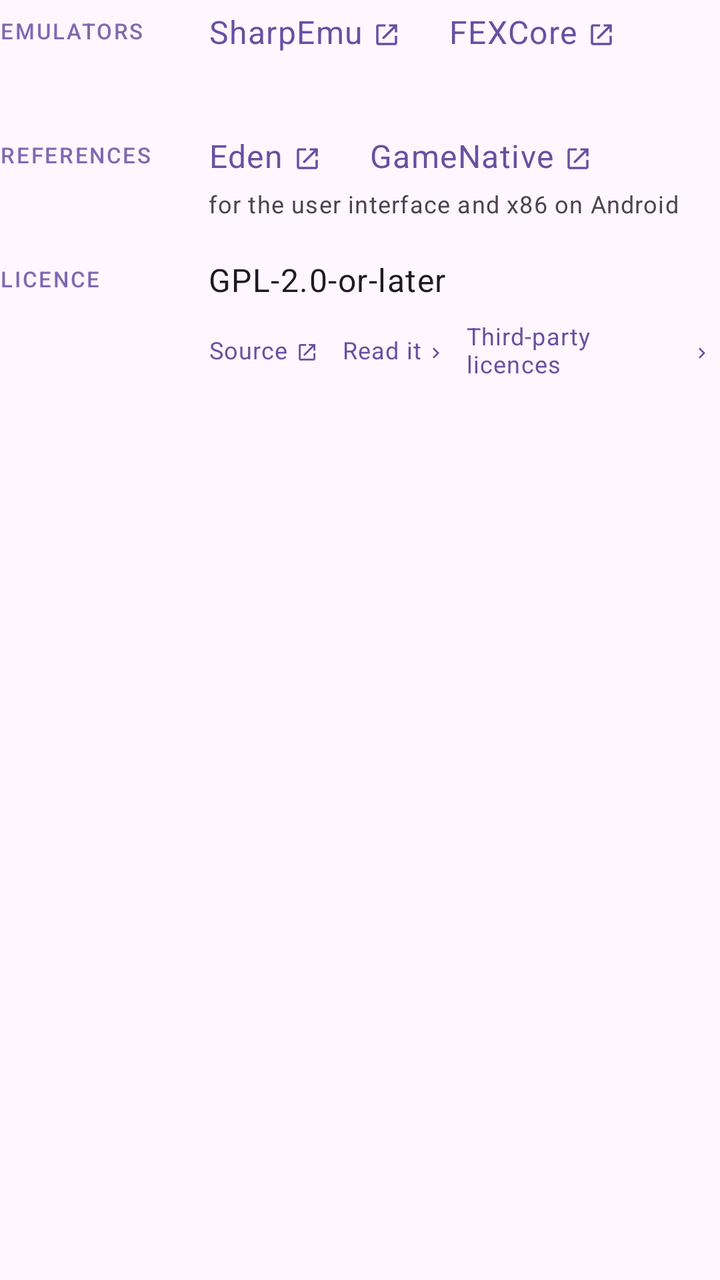
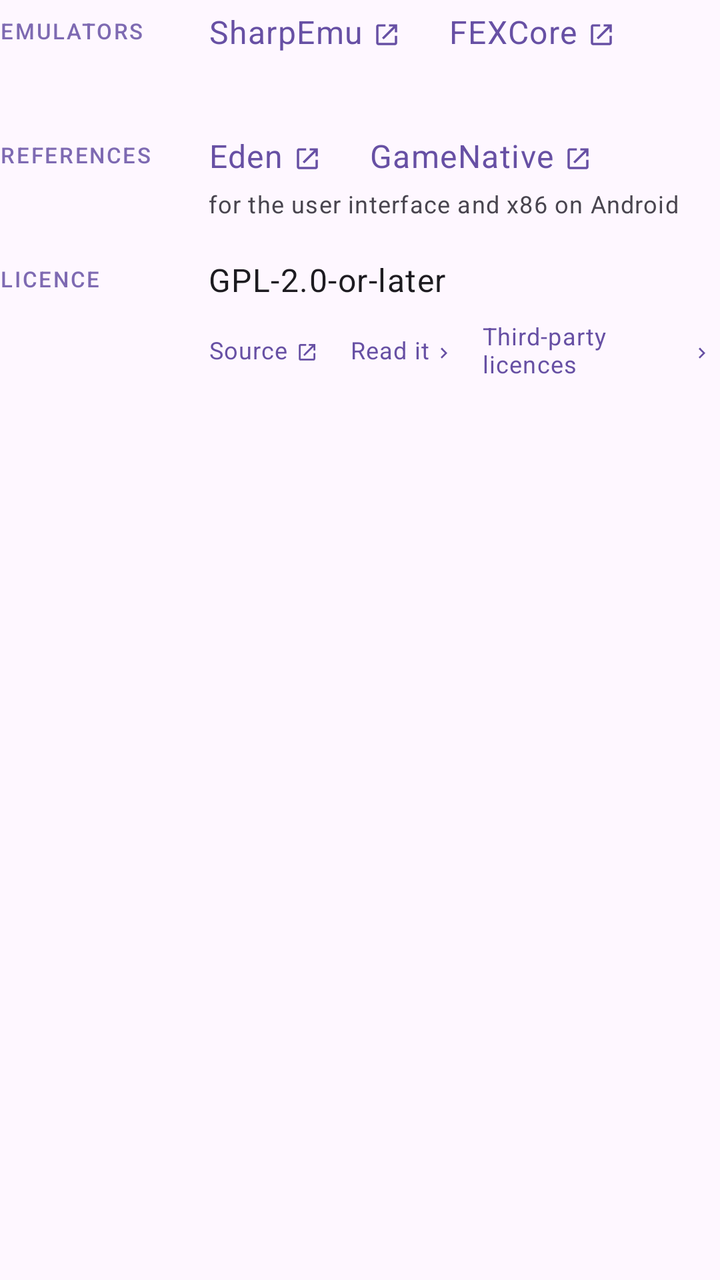

Before-and-after screenshots of an Android layout around one commit, followed by the original layout XML and the change that was made.
<!-- AndroidManifest.xml: application theme Theme.SharpEmu -->
<!-- res/layout/part_about_facts.xml -->
<?xml version="1.0" encoding="utf-8"?>
<LinearLayout xmlns:android="http://schemas.android.com/apk/res/android"
    android:layout_width="match_parent"
    android:layout_height="wrap_content"
    android:orientation="vertical">

    
    <LinearLayout
        android:layout_width="match_parent"
        android:layout_height="wrap_content"
        android:orientation="horizontal">

        <TextView
            style="@style/AboutLabel"
            android:text="@string/about_label_emulator" />

        <LinearLayout
            android:layout_width="0dp"
            android:layout_height="wrap_content"
            android:layout_weight="1"
            android:orientation="vertical">

            
            <LinearLayout
                android:layout_width="wrap_content"
                android:layout_height="wrap_content"
                android:orientation="horizontal">

                <TextView
                    android:id="@+id/sharpemu"
                    style="@style/AboutLink"
                    android:drawableEnd="@drawable/ic_open_link"
                    android:text="@string/about_sharpemu" />

                <TextView
                    android:id="@+id/fexcore"
                    style="@style/AboutLink"
                    android:layout_marginStart="8dp"
                    android:drawableEnd="@drawable/ic_open_link"
                    android:text="@string/about_fexcore" />

            </LinearLayout>

            
            <TextView
                android:id="@+id/versions"
                style="@style/AboutSub" />

        </LinearLayout>

    </LinearLayout>

    
    <LinearLayout
        android:layout_width="match_parent"
        android:layout_height="wrap_content"
        android:layout_marginTop="14dp"
        android:orientation="horizontal">

        <TextView
            style="@style/AboutLabel"
            android:text="@string/about_label_references" />

        <LinearLayout
            android:layout_width="0dp"
            android:layout_height="wrap_content"
            android:layout_weight="1"
            android:orientation="vertical">

            <LinearLayout
                android:layout_width="wrap_content"
                android:layout_height="wrap_content"
                android:orientation="horizontal">

                <TextView
                    android:id="@+id/eden"
                    style="@style/AboutLink"
                    android:drawableEnd="@drawable/ic_open_link"
                    android:text="@string/about_eden" />

                <TextView
                    android:id="@+id/gamenative"
                    style="@style/AboutLink"
                    android:layout_marginStart="8dp"
                    android:drawableEnd="@drawable/ic_open_link"
                    android:text="@string/about_gamenative" />

            </LinearLayout>

            
            <TextView
                style="@style/AboutSub"
                android:text="@string/about_references_sub" />

        </LinearLayout>

    </LinearLayout>

    
    <LinearLayout
        android:layout_width="match_parent"
        android:layout_height="wrap_content"
        android:layout_marginTop="14dp"
        android:orientation="horizontal">

        <TextView
            style="@style/AboutLabel"
            android:text="@string/about_label_licence" />

        <LinearLayout
            android:layout_width="0dp"
            android:layout_height="wrap_content"
            android:layout_weight="1"
            android:orientation="vertical">

            
            <TextView
                android:layout_width="wrap_content"
                android:layout_height="wrap_content"
                android:paddingVertical="5dp"
                android:text="@string/about_licence"
                android:textAppearance="?attr/textAppearanceBodyLarge"
                android:textColor="?attr/colorOnSurface" />

            <LinearLayout
                android:layout_width="wrap_content"
                android:layout_height="wrap_content"
                android:gravity="center_vertical"
                android:orientation="horizontal">

                
                
                <TextView
                    android:id="@+id/source"
                    style="@style/AboutSubLink"
                    android:layout_marginStart="-6dp"
                    android:drawableEnd="@drawable/ic_open_link_small"
                    android:text="@string/about_source" />

                
                <TextView
                    android:id="@+id/read_licence"
                    style="@style/AboutSubLink"
                    android:drawableEnd="@drawable/ic_go"
                    android:text="@string/about_read_licence" />

                <TextView
                    android:id="@+id/third_party"
                    style="@style/AboutSubLink"
                    android:drawableEnd="@drawable/ic_go"
                    android:text="@string/about_third_party" />

            </LinearLayout>

        </LinearLayout>

    </LinearLayout>

</LinearLayout>
<!-- resources referenced by this layout -->
<resources>
  <!-- drawable ic_go (drawable) -->
  <vector xmlns:android="http://schemas.android.com/apk/res/android"
      android:width="6.14dp"
      android:height="14.4dp"
      android:viewportWidth="536"
      android:viewportHeight="1257">
      <group
          android:translateX="-200"
          android:translateY="297">
          <path
              android:fillColor="@android:color/white"
              android:pathData="M504,480L320,296L376,240L616,480L376,720L320,664L504,480Z" />
      </group>
  </vector>
  <!-- drawable ic_open_link (drawable) -->
  <vector xmlns:android="http://schemas.android.com/apk/res/android"
      android:width="14dp"
      android:height="17.4dp"
      android:viewportWidth="960"
      android:viewportHeight="1193">
      <group android:translateY="233">
          <path
              android:fillColor="@android:color/white"
              android:pathData="M200,840Q167,840 143.5,816.5Q120,793 120,760L120,200Q120,167 143.5,143.5Q167,120 200,120L440,120L440,200L200,200L200,760L760,760L760,520L840,520L840,760Q840,793 816.5,816.5Q793,840 760,840L200,840ZM376,640L320,584L704,200L560,200L560,120L840,120L840,400L760,400L760,256L376,640Z" />
      </group>
  </vector>
  <string name="about_eden">Eden</string>
  <string name="about_fexcore">FEXCore</string>
  <string name="about_gamenative">GameNative</string>
  <string name="about_label_emulator">Emulators</string>
  <string name="about_label_licence">Licence</string>
  <string name="about_label_references">References</string>
  <string name="about_licence">GPL-2.0-or-later</string>
  <string name="about_read_licence">Read it</string>
  <string name="about_references_sub">for the user interface and x86 on Android</string>
  <string name="about_sharpemu">SharpEmu</string>
  <string name="about_source">Source</string>
  <string name="about_third_party">Third-party licences</string>
  <style name="AboutLabel">
          
          <item name="android:layout_width">104dp</item>
          <item name="android:layout_height">wrap_content</item>
          <item name="android:paddingTop">8dp</item>
          <item name="android:textAppearance">?attr/textAppearanceLabelSmall</item>
          <item name="android:textAllCaps">true</item>
          <item name="android:letterSpacing">0.08</item>
          <item name="android:textColor">?attr/colorPrimary</item>
          <item name="android:alpha">0.85</item>
      </style>
  <style name="AboutSub">
          <item name="android:layout_width">wrap_content</item>
          <item name="android:layout_height">wrap_content</item>
          <item name="android:textAppearance">?attr/textAppearanceBodySmall</item>
          <item name="android:textColor">?attr/colorOnSurfaceVariant</item>
      </style>
  <style name="AboutSubLink" parent="AboutSub">
          <item name="android:background">?attr/selectableItemBackground</item>
          <item name="android:paddingHorizontal">6dp</item>
          <item name="android:paddingVertical">4dp</item>
          <item name="android:drawablePadding">4dp</item>
          <item name="android:drawableTint">?attr/colorPrimary</item>
          <item name="android:textColor">?attr/colorPrimary</item>
      </style>
  <style name="Theme.SharpEmu" parent="Theme.Material3.DayNight.NoActionBar">
          <item name="android:statusBarColor">?attr/colorSurface</item>
          <item name="android:navigationBarColor">?attr/colorSurface</item>
      </style>
</resources>

<!-- the commit's change to res/layout/part_about_facts.xml (unified diff, before → after) -->
@@ -137,16 +137,17 @@
                     android:drawableEnd="@drawable/ic_open_link_small"
                     android:text="@string/about_source" />
 
-                
                 <TextView
                     android:id="@+id/read_licence"
                     style="@style/AboutSubLink"
+                    android:layout_marginStart="4dp"
                     android:drawableEnd="@drawable/ic_go"
                     android:text="@string/about_read_licence" />
 
                 <TextView
                     android:id="@+id/third_party"
                     style="@style/AboutSubLink"
+                    android:layout_marginStart="4dp"
                     android:drawableEnd="@drawable/ic_go"
                     android:text="@string/about_third_party" />
 
